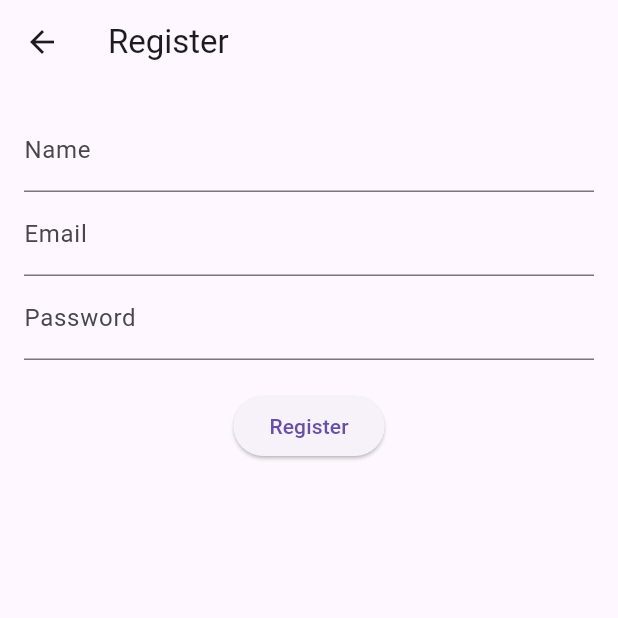
After one commit to daiya-610/Flutter_Laravel, a Flutter app: the screen it shows after launch, after a tap on "Register", on a phone screen of 412 x 824 dp, the top half of it. The commit adds this screen. Run offline on Flutter 3.47's test engine with Material 3 defaults, Android fonts, the phone set to English and light mode, and no system bars; network calls fail.

Commit message:
新規登録機能追加

```diff
--- a/flutter_laravel/task_flutter/lib/main.dart
+++ b/flutter_laravel/task_flutter/lib/main.dart
@@ -2,6 +2,7 @@ import 'package:flutter/material.dart';
 import 'models/task.dart';
 import 'services/api_service.dart';
 import 'screens/task_detail_screen.dart';
+import 'screens/register_screen.dart';
 
 void main() {
   runApp(MyApp());
@@ -44,6 +45,13 @@ class _LoginScreenState extends State<LoginScreen> {
     }
   }
 
+  void _navigateToRegister() {
+    Navigator.push(
+      context,
+      MaterialPageRoute(builder: (context) => RegisterScreen()),
+    );
+  }
+
   @override
   Widget build(BuildContext context) {
     return Scaffold(
@@ -67,6 +75,11 @@ class _LoginScreenState extends State<LoginScreen> {
             ElevatedButton(
               onPressed: _login,
               child: Text('Login'),
+            ),
+            SizedBox(height: 20),
+            ElevatedButton(
+              onPressed: _navigateToRegister,
+              child: Text('Register'),
             ),
           ],
         ),
--- /dev/null
+++ b/flutter_laravel/task_flutter/lib/screens/register_screen.dart
@@ -0,0 +1,66 @@
+import 'package:flutter/material.dart';
+import '../services/api_service.dart';
+
+class RegisterScreen extends StatefulWidget {
+  @override
+  _RegisterScreenState createState() => _RegisterScreenState();
+}
+
+class _RegisterScreenState extends State<RegisterScreen> {
+  final _nameController = TextEditingController();
+  final _emailController = TextEditingController();
+  final _passwordController = TextEditingController();
+  final ApiService apiService = ApiService();
+
+  void _register() async {
+    try {
+      await apiService.register(
+        _nameController.text,
+        _emailController.text,
+        _passwordController.text,
+      );
+      Navigator.pop(context); // 登録後ログイン画面に戻る
+      ScaffoldMessenger.of(context).showSnackBar(
+        SnackBar(content: Text('User registered successfully')),
+      );
+    } catch (e) {
+      ScaffoldMessenger.of(context).showSnackBar(
+        SnackBar(content: Text('Failed to register: $e')),
+      );
+    }
+  }
+
+  @override
+  Widget build(BuildContext context) {
+    return Scaffold(
+      appBar: AppBar(
+        title: Text('Register'),
+      ),
+      body: Padding(
+        padding: const EdgeInsets.all(16.0),
+        child: Column(
+          children: [
+            TextField(
+              controller: _nameController,
+              decoration: InputDecoration(labelText: 'Name'),
+            ),
+            TextField(
+              controller: _emailController,
+              decoration: InputDecoration(labelText: 'Email'),
+            ),
+            TextField(
+              controller: _passwordController,
+              decoration: InputDecoration(labelText: 'Password'),
+              obscureText: true,
+            ),
+            SizedBox(height: 20),
+            ElevatedButton(
+              onPressed: _register,
+              child: Text('Register'),
+            ),
+          ],
+        ),
+      ),
+    );
+  }
+}
--- a/flutter_laravel/task_flutter/lib/services/api_service.dart
+++ b/flutter_laravel/task_flutter/lib/services/api_service.dart
@@ -3,7 +3,7 @@ import 'package:http/http.dart' as http;
 import '../models/task.dart';
 
 class ApiService {
-  static const String baseUrl = 'http://127.0.0.1:8000/api/tasks';
+  static const String baseUrl = 'http://127.0.0.1:8000/api';
   String? _token;
 
   Future<void> login(String email, String password) async {
```
Also changed, not shown: 2 other files.
